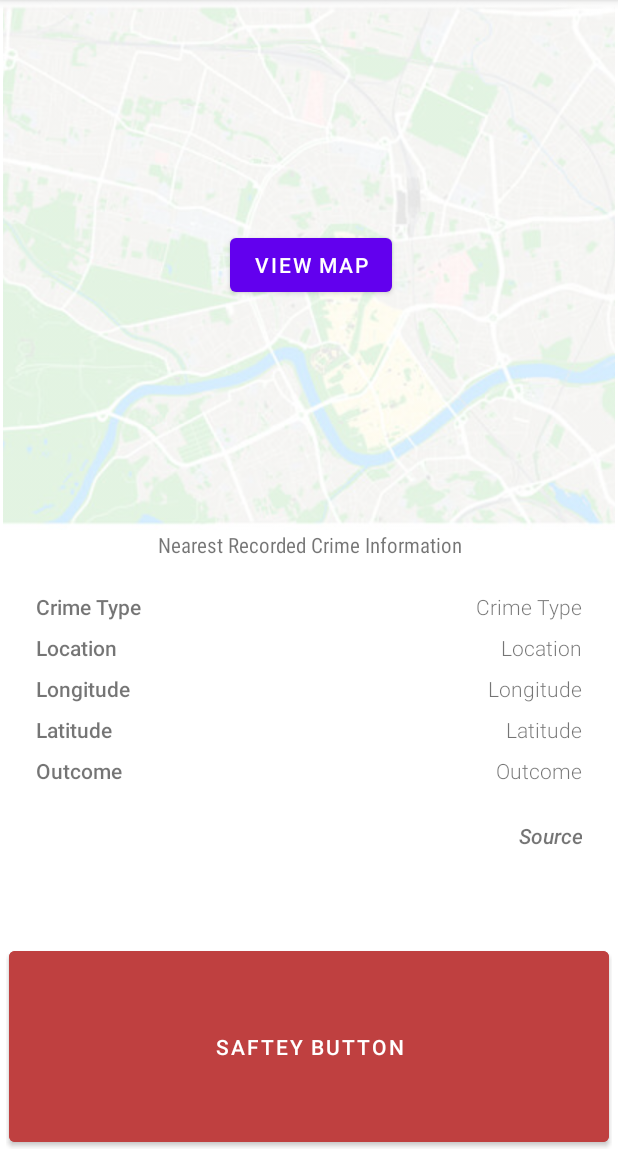
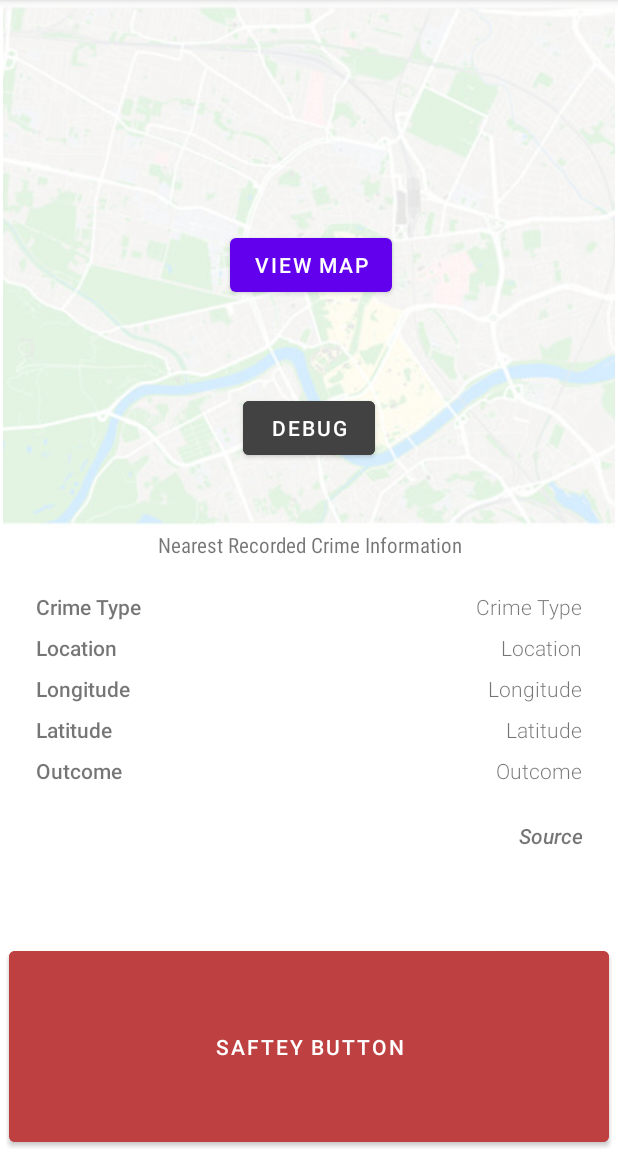
Before and after one commit to Pritesh2k/FinalYearProject, an Android app: the screen it shows after launch (MainActivity), after a tap on "DISMISS ALERT", on a phone screen of 412 x 824 dp, the part 84-1236 px from its top. Run offline under Robolectric (Android 15) with nearby library versions, the phone set to English and light mode, and no system bars; our stand-ins replace Firebase (no records; nobody signed in at launch, a user with empty details on screens opened directly); libraries missing offline, so code that uses them is left out: org.checkerframework.checker.

```diff
--- a/app/build.gradle
+++ b/app/build.gradle
@@ -40,6 +40,8 @@ dependencies {
     implementation 'androidx.constraintlayout:constraintlayout:2.1.4'
     implementation 'com.google.firebase:firebase-firestore:24.4.1'
     implementation 'com.google.android.gms:play-services-maps:18.1.0'
+    implementation 'androidx.navigation:navigation-fragment:2.5.3'
+    implementation 'androidx.navigation:navigation-ui:2.5.3'
     testImplementation 'junit:junit:4.13.2'
     androidTestImplementation 'androidx.test.ext:junit:1.1.5'
     androidTestImplementation 'androidx.test.espresso:espresso-core:3.5.1'
--- a/app/src/main/java/com/example/finalyearproject/MainActivity.java
+++ b/app/src/main/java/com/example/finalyearproject/MainActivity.java
@@ -1,4 +1,8 @@
 package com.example.finalyearproject;
+
+import static android.content.ContentValues.TAG;
+
+//import static com.example.finalyearproject.PoliceData.FirebaseDocuments;
 
 import androidx.annotation.NonNull;
 import androidx.appcompat.app.AppCompatActivity;
@@ -25,27 +29,34 @@ import com.google.firebase.firestore.QueryDocumentSnapshot;
 import com.google.firebase.firestore.QuerySnapshot;
 import com.google.firebase.firestore.WriteBatch;
 
+import org.checkerframework.checker.units.qual.C;
+import org.w3c.dom.Text;
+
+import java.lang.reflect.Array;
 import java.util.ArrayList;
 import java.util.HashMap;
+import java.util.List;
 import java.util.Map;
 
 public class MainActivity extends AppCompatActivity {
 
     //Referencing Database Instance
-    static FirebaseFirestore db = FirebaseFirestore.getInstance();
+    public static FirebaseFirestore db = FirebaseFirestore.getInstance();
 
     //Referencing Button Components
     Button GO_TO_MAP_BTN;
+    Button DO_TO_DEBUG;
     Button POP_UP_BTN;
     Button SAFTEY_BTN;
 
     //Referencing Text Components
-    TextView CRIME_TYPE;
-    TextView LOCATION;
-    TextView LONGITUDE;
-    TextView LATITUDE;
-    TextView SOURCE;
-    TextView OUTCOME;
+    public static TextView CRIME_TYPE;
+    public static TextView LOCATION;
+    public static TextView LONGITUDE;
+    public static TextView LATITUDE;
+    public static TextView SOURCE;
+    public static TextView OUTCOME;
+//    public static TextView DebugText;
 
     TextView ALERT_MESSAGE;
 
@@ -56,7 +67,7 @@ public class MainActivity extends AppCompatActivity {
     //Classes
     PoliceData policeData;
 
-    @SuppressLint("WrongThread")
+    @SuppressLint({"WrongThread", "MissingInflatedId"})
     @Override
     protected void onCreate(Bundle savedInstanceState) {
         super.onCreate(savedInstanceState);
@@ -66,7 +77,7 @@ public class MainActivity extends AppCompatActivity {
         ALERT_MESSAGE = (TextView) findViewById(R.id.ALERT_MESSAGE);
         Vibrator vibrator = (Vibrator) getSystemService(Context.VIBRATOR_SERVICE);
 
-        if(isAlertMessage_ACTIVE == true) { //Alert Message is active
+        if (isAlertMessage_ACTIVE == true) { //Alert Message is active
             // Set the new state
             ALERT_MESSAGE.setVisibility(View.VISIBLE);
 
@@ -89,9 +100,10 @@ public class MainActivity extends AppCompatActivity {
         LATITUDE = (TextView) findViewById(R.id.Latitude_Data);
         SOURCE = (TextView) findViewById(R.id.Source_Data);
         OUTCOME = (TextView) findViewById(R.id.Outcome_Data);
+        //DebugText = (TextView) findViewById(R.id.Debug_Testing);
 
         //On click listener allowing user to click the button to show map
-        GO_TO_MAP_BTN = (Button) findViewById(R.id.button);
+        GO_TO_MAP_BTN = (Button) findViewById(R.id.button3);
         GO_TO_MAP_BTN.setOnClickListener(new View.OnClickListener() {
             @Override
             public void onClick(View view) {
@@ -102,9 +114,20 @@ public class MainActivity extends AppCompatActivity {
             }
         });
 
+        //Go To Debug Page
+        DO_TO_DEBUG = (Button) findViewById(R.id.Debugging);
+        DO_TO_DEBUG.setOnClickListener(new View.OnClickListener() {
+            @Override
+            public void onClick(View view) {
+                Intent intent = new Intent();
+                intent.setClass(getApplicationContext(), DebugLog.class);
+                startActivity(intent);
+            }
+        });
+
         //Creating a manual Pop Up Message (MUST incorporate later FULLY along with predication ect...
         POP_UP_BTN = (Button) findViewById(R.id.pop_up);
-        if (ALERT_MSG_ACTIVE == true){
+        if (ALERT_MSG_ACTIVE == true) {
             POP_UP_BTN.setOnClickListener(new View.OnClickListener() {
                 @Override
                 public void onClick(View view) {
@@ -125,31 +148,13 @@ public class MainActivity extends AppCompatActivity {
                     //Making the call
                     Intent safteyButton_Intent = new Intent(Intent.ACTION_DIAL, Uri.parse("tel:999"));
                     startActivity(safteyButton_Intent);
-                } catch (Exception e){
+                } catch (Exception e) {
                     Toast.makeText(getApplicationContext(), "Call UnSuccessful", Toast.LENGTH_LONG).show();
                 }
             }
         });
 
         //Reading from the Firebase DB
-        db.collection("November-2022")
-                .get()
-                .addOnCompleteListener(new OnCompleteListener<QuerySnapshot>() {
-                    @Override
-                    public void onComplete(@NonNull Task<QuerySnapshot> task) {
-                        if (task.isSuccessful()) {
-                            for (QueryDocumentSnapshot document : task.getResult()) {
-                                CRIME_TYPE.setText(document.getString("Crime Type"));
-                                LOCATION.setText(document.getString("Location"));
-                                LONGITUDE.setText(document.getString("Longitude"));
-                                LATITUDE.setText(document.getString("Latitude"));
-                                OUTCOME.setText(document.getString("Last Outcome Catagory"));
-                                SOURCE.setText("Police.Data.UK");
-                            }
-                        } else {
-                            Toast.makeText(getApplicationContext(), "UnSuccessful", Toast.LENGTH_LONG).show();
-                        }
-                    }
-                });
+        policeData.GetFirebaseDocuments();
     }
 }
--- a/app/src/main/java/com/example/finalyearproject/PoliceData.java
+++ b/app/src/main/java/com/example/finalyearproject/PoliceData.java
@@ -1,16 +1,25 @@
 package com.example.finalyearproject;
+
+import android.widget.TextView;
+import android.widget.Toast;
+
+import androidx.annotation.NonNull;
+
+import com.google.android.gms.tasks.OnCompleteListener;
+import com.google.android.gms.tasks.Task;
+import com.google.firebase.firestore.QueryDocumentSnapshot;
+import com.google.firebase.firestore.QuerySnapshot;
 
 import java.io.BufferedReader;
 import java.io.FileReader;
 import java.io.IOException;
+import java.lang.reflect.Array;
 import java.util.ArrayList;
 
 public class PoliceData {
 
+    private static String file_path = "E://FYP/2022-11-city-of-london-street - 2022-11-city-of-london-street.csv";
     static MainActivity mainActivity;
-
-    private static String file_path = "E://FYP/2022-11-city-of-london-street - 2022-11-city-of-london-street.csv";
-
     public static ArrayList<String> Longitude = new ArrayList<>();
     public static ArrayList<String> Latitude = new ArrayList<>();
     public static ArrayList<String> Location = new ArrayList<>();
@@ -87,21 +96,12 @@ public class PoliceData {
             if (PackagedData.get(0).equals("Crime type")) { //Prevents Duplications
                 break;
             } else {
-                //AddToDB(counter, PackagedData);
-                //mainActivity.AddToDB(PackagedData);
                 PackagedData.clear();
             }
 
         }
         GetCrimeData = false;
     }
-
-//    public static void AddToDB(int num, ArrayList<String> PackagedData_New) {
-//        System.out.println(num);
-//        for (int counter = 0; counter < PackagedData_New.size(); counter++) {
-//            System.out.println(PackagedData_New.get(counter));
-//        }
-//    }
 
     public static void getCrimeData() {
         try (BufferedReader br = new BufferedReader(new FileReader(file_path))) {
@@ -153,4 +153,30 @@ public class PoliceData {
             e.printStackTrace();
         }
     }
+
+    public static void GetFirebaseDocuments(){
+        //Reading from the Firebase DB
+        mainActivity.db.collection("November-2022")
+                .get()
+                .addOnCompleteListener(new OnCompleteListener<QuerySnapshot>() {
+                    @Override
+                    public void onComplete(@NonNull Task<QuerySnapshot> task) {
+                        if (task.isSuccessful()) {
+                            for (QueryDocumentSnapshot document : task.getResult()) {
+
+                                mainActivity.CRIME_TYPE.setText(document.getString("Crime Type"));
+                                mainActivity.LOCATION.setText(document.getString("Location"));
+                                mainActivity.LONGITUDE.setText(document.getString("Longitude"));
+                                mainActivity.LATITUDE.setText(document.getString("Latitude"));
+                                mainActivity.OUTCOME.setText(document.getString("Last Outcome Catagory"));
+                                mainActivity.SOURCE.setText("Police.Data.UK");
+
+                                //mainActivity.DebugText.setText(document.getString("Crime Type"));
+                            }
+                        } else {
+                            Toast.makeText(mainActivity.getApplicationContext(),"UnSuccessful", Toast.LENGTH_LONG).show();
+                        }
+                    }
+                });
+    }
 }
--- a/app/src/main/res/layout/activity_main.xml
+++ b/app/src/main/res/layout/activity_main.xml
@@ -36,7 +36,21 @@
             app:srcCompat="@drawable/_background_map" />
 
         <Button
-            android:id="@+id/button"
+            android:id="@+id/Debugging"
+            android:layout_width="wrap_content"
+            android:layout_height="wrap_content"
+            android:backgroundTint="#424242"
+            android:text="Debug"
+            android:visibility="visible"
+            app:layout_constraintBottom_toBottomOf="@+id/MapBackground"
+            app:layout_constraintEnd_toEndOf="@+id/MapBackground"
+            app:layout_constraintHorizontal_bias="0.496"
+            app:layout_constraintStart_toStartOf="parent"
+            app:layout_constraintTop_toTopOf="@+id/MapBackground"
+            app:layout_constraintVertical_bias="0.855" />
+
+        <Button
+            android:id="@+id/button3"
             android:layout_width="wrap_content"
             android:layout_height="wrap_content"
             android:text="View Map"
--- /dev/null
+++ b/app/src/main/res/values-land/dimens.xml
@@ -0,0 +1,3 @@
+<resources>
+    <dimen name="fab_margin">48dp</dimen>
+</resources>
--- /dev/null
+++ b/app/src/main/res/values-w1240dp/dimens.xml
@@ -0,0 +1,3 @@
+<resources>
+    <dimen name="fab_margin">200dp</dimen>
+</resources>
--- /dev/null
+++ b/app/src/main/res/values-w600dp/dimens.xml
@@ -0,0 +1,3 @@
+<resources>
+    <dimen name="fab_margin">48dp</dimen>
+</resources>
--- /dev/null
+++ b/app/src/main/res/values/dimens.xml
@@ -0,0 +1,3 @@
+<resources>
+    <dimen name="fab_margin">16dp</dimen>
+</resources>
```
Also changed, not shown: app/src/main/AndroidManifest.xml (+9 -5 lines), app/src/main/java/com/example/finalyearproject/DebugLog.java (added, +67 -0 lines), app/src/main/res/layout/activity_debug_log.xml (added, +37 -0 lines), app/src/main/res/navigation/nav_graph2.xml (added, +28 -0 lines), app/src/main/res/values/strings.xml (+12 -0 lines), app/src/main/res/values/themes.xml (+9 -0 lines).
